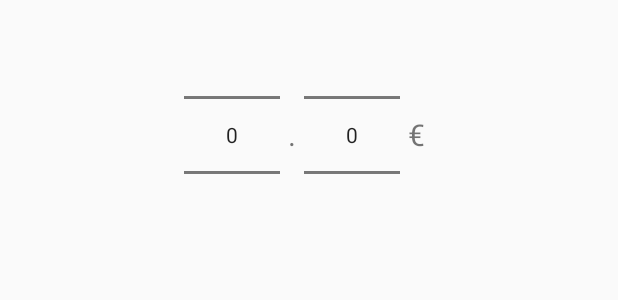
After one commit to lazars14/TheHammer, an Android app: the layout dialog_add_bid.xml on its own in the app's theme, with its tools: preview values and no code run, on a phone screen of 412 x 824 dp. The commit adds this screen. Shown: the top 300 px of the screen. Run offline under Robolectric (Android 15) with nearby library versions, the phone set to English and light mode, and no system bars.

Commit message:
closed cursors and added new bid dialog(with pickers)

```diff
--- a/app/src/main/java/com/example/kiki/thehammer/activities/AuctionActivity.java
+++ b/app/src/main/java/com/example/kiki/thehammer/activities/AuctionActivity.java
@@ -122,6 +122,8 @@ public class AuctionActivity extends AppCompatActivity
                 View current_price_view = auction_info_view.findViewById(R.id.current_price);
                 current_price_view.setVisibility(View.VISIBLE);
 
+                cursor.close();
+
                 return null;
             }
 
--- a/app/src/main/java/com/example/kiki/thehammer/activities/AuctionsActivity.java
+++ b/app/src/main/java/com/example/kiki/thehammer/activities/AuctionsActivity.java
@@ -152,7 +152,11 @@ public class AuctionsActivity extends AppCompatActivity
                         Auction auction = new Auction(auction_id, start_price, start_date, end_date, item);
                         auctions.add(auction);
 
+                        item_cursor.close();
+
                     } while (cursor.moveToNext());
+
+                    cursor.close();
                 }
 
                 return null;
--- a/app/src/main/java/com/example/kiki/thehammer/activities/ItemsActivity.java
+++ b/app/src/main/java/com/example/kiki/thehammer/activities/ItemsActivity.java
@@ -125,6 +125,8 @@ public class ItemsActivity extends AppCompatActivity implements NavigationView.O
                         items.add(item);
 
                     } while (cursor.moveToNext());
+
+                    cursor.close();
                 }
 
                 return null;
--- /dev/null
+++ b/app/src/main/res/layout/dialog_add_bid.xml
@@ -0,0 +1,35 @@
+<?xml version="1.0" encoding="utf-8"?>
+<LinearLayout
+    android:layout_width="fill_parent"
+    android:layout_height="wrap_content"
+    android:orientation="horizontal"
+    android:gravity="center"
+    xmlns:android="http://schemas.android.com/apk/res/android">
+
+    <NumberPicker
+        android:id="@+id/euro_picker"
+        android:layout_width="wrap_content"
+        android:layout_height="wrap_content"/>
+
+    <TextView
+        android:layout_width="wrap_content"
+        android:layout_height="wrap_content"
+        android:padding="5dp"
+        android:textSize="20sp"
+        android:text="@string/point_symbol"/>
+
+    <NumberPicker
+        android:id="@+id/cent_picker"
+        android:layout_width="wrap_content"
+        android:layout_height="wrap_content"
+        android:descendantFocusability="blocksDescendants"
+        />
+
+    <TextView
+        android:layout_width="wrap_content"
+        android:layout_height="wrap_content"
+        android:padding="5dp"
+        android:textSize="20sp"
+        android:text="@string/euro_symbol"/>
+
+</LinearLayout>
--- a/app/src/main/res/values/strings.xml
+++ b/app/src/main/res/values/strings.xml
@@ -126,4 +126,6 @@
     <string name="tab_bids_title">Bids</string>
     <string name="item_info_title">Item info</string>
     <string name="auction_info_title">Auction Info</string>
+    <string name="point_symbol">.</string>
+    <string name="euro_symbol">€</string>
 </resources>
```
Also changed, not shown: app/src/main/java/com/example/kiki/thehammer/fragments/ItemAuctionFragment.java (+13 -6 lines), app/src/main/java/com/example/kiki/thehammer/fragments/ItemBidsFragment.java (+100 -2 lines), app/src/main/res/layout/item_bids_fragment.xml (+8 -0 lines).
